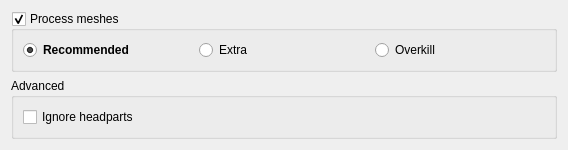
Guekka/cathedral-assets-optimizer, file src/GUI/AdvancedMeshesModule.ui: the form before one commit.
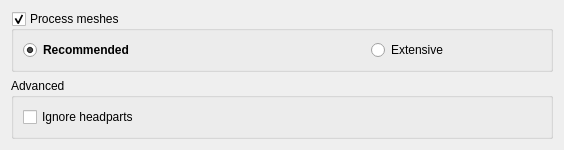
The form after the commit.

Commit message:
[Meshes] Removed "extra" meshes optimization level
It wasn't working properly anyway. A workaround was introduced, but it
caused too much issues.

```diff
--- a/src/GUI/AdvancedMeshesModule.ui
+++ b/src/GUI/AdvancedMeshesModule.ui
@@ -67,31 +67,6 @@
         </property>
        </widget>
       </item>
-      <item alignment="Qt::AlignHCenter">
-       <widget class="QRadioButton" name="mediumOptimizationRadioButton">
-        <property name="sizePolicy">
-         <sizepolicy hsizetype="Fixed" vsizetype="Fixed">
-          <horstretch>0</horstretch>
-          <verstretch>0</verstretch>
-         </sizepolicy>
-        </property>
-        <property name="minimumSize">
-         <size>
-          <width>170</width>
-          <height>0</height>
-         </size>
-        </property>
-        <property name="cursor">
-         <cursorShape>WhatsThisCursor</cursorShape>
-        </property>
-        <property name="toolTip">
-         <string>&lt;html&gt;&lt;head/&gt;&lt;body&gt;&lt;p&gt;Perform necessary optimization, and also lightly optimizes other meshes. It will likely causes more issues than it fixes.&lt;/p&gt;&lt;/body&gt;&lt;/html&gt;</string>
-        </property>
-        <property name="text">
-         <string>Extra </string>
-        </property>
-       </widget>
-      </item>
       <item alignment="Qt::AlignRight">
        <widget class="QRadioButton" name="fullOptimizationRadioButton">
         <property name="sizePolicy">
@@ -113,7 +88,7 @@
          <string>&lt;html&gt;&lt;head/&gt;&lt;body&gt;&lt;p&gt;Fully optimize all meshes. Only use if other settings did not work. It has very low odds to succeed&lt;/p&gt;&lt;/body&gt;&lt;/html&gt;</string>
         </property>
         <property name="text">
-         <string>Overkill</string>
+         <string>Extensive</string>
         </property>
        </widget>
       </item>
```
The commit also changes 13 other files.
